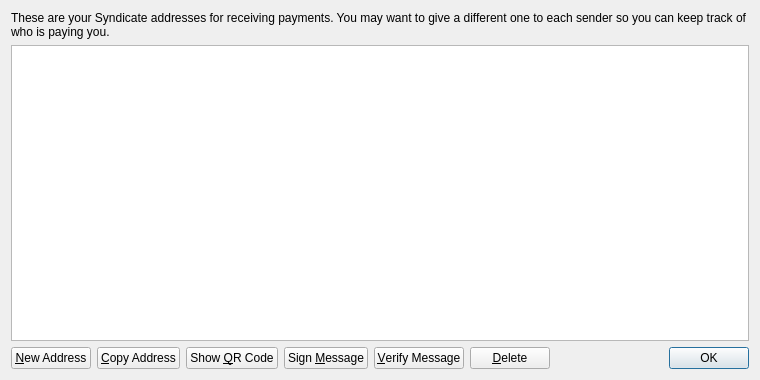
Above: src/qt/forms/addressbookpage.ui from thibetabc/SyndicateQT before the change. Below: the same form after it.
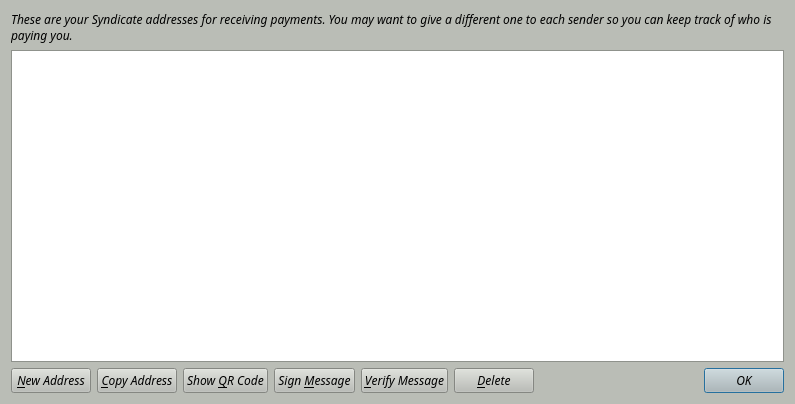
That is the form after the change.

Patch:
```diff
--- a/src/qt/forms/addressbookpage.ui
+++ b/src/qt/forms/addressbookpage.ui
@@ -6,10 +6,431 @@
    <rect>
     <x>0</x>
     <y>0</y>
-    <width>760</width>
-    <height>380</height>
+    <width>795</width>
+    <height>404</height>
    </rect>
   </property>
+  <property name="palette">
+   <palette>
+    <active>
+     <colorrole role="WindowText">
+      <brush brushstyle="SolidPattern">
+       <color alpha="255">
+        <red>0</red>
+        <green>0</green>
+        <blue>0</blue>
+       </color>
+      </brush>
+     </colorrole>
+     <colorrole role="Button">
+      <brush brushstyle="SolidPattern">
+       <color alpha="255">
+        <red>186</red>
+        <green>189</green>
+        <blue>182</blue>
+       </color>
+      </brush>
+     </colorrole>
+     <colorrole role="Light">
+      <brush brushstyle="SolidPattern">
+       <color alpha="255">
+        <red>255</red>
+        <green>255</green>
+        <blue>255</blue>
+       </color>
+      </brush>
+     </colorrole>
+     <colorrole role="Midlight">
+      <brush brushstyle="SolidPattern">
+       <color alpha="255">
+        <red>220</red>
+        <green>222</green>
+        <blue>218</blue>
+       </color>
+      </brush>
+     </colorrole>
+     <colorrole role="Dark">
+      <brush brushstyle="SolidPattern">
+       <color alpha="255">
+        <red>93</red>
+        <green>94</green>
+        <blue>91</blue>
+       </color>
+      </brush>
+     </colorrole>
+     <colorrole role="Mid">
+      <brush brushstyle="SolidPattern">
+       <color alpha="255">
+        <red>124</red>
+        <green>126</green>
+        <blue>121</blue>
+       </color>
+      </brush>
+     </colorrole>
+     <colorrole role="Text">
+      <brush brushstyle="SolidPattern">
+       <color alpha="255">
+        <red>0</red>
+        <green>0</green>
+        <blue>0</blue>
+       </color>
+      </brush>
+     </colorrole>
+     <colorrole role="BrightText">
+      <brush brushstyle="SolidPattern">
+       <color alpha="255">
+        <red>255</red>
+        <green>255</green>
+        <blue>255</blue>
+       </color>
+      </brush>
+     </colorrole>
+     <colorrole role="ButtonText">
+      <brush brushstyle="SolidPattern">
+       <color alpha="255">
+        <red>0</red>
+        <green>0</green>
+        <blue>0</blue>
+       </color>
+      </brush>
+     </colorrole>
+     <colorrole role="Base">
+      <brush brushstyle="SolidPattern">
+       <color alpha="255">
+        <red>255</red>
+        <green>255</green>
+        <blue>255</blue>
+       </color>
+      </brush>
+     </colorrole>
+     <colorrole role="Window">
+      <brush brushstyle="SolidPattern">
+       <color alpha="255">
+        <red>186</red>
+        <green>189</green>
+        <blue>182</blue>
+       </color>
+      </brush>
+     </colorrole>
+     <colorrole role="Shadow">
+      <brush brushstyle="SolidPattern">
+       <color alpha="255">
+        <red>0</red>
+        <green>0</green>
+        <blue>0</blue>
+       </color>
+      </brush>
+     </colorrole>
+     <colorrole role="AlternateBase">
+      <brush brushstyle="SolidPattern">
+       <color alpha="255">
+        <red>220</red>
+        <green>222</green>
+        <blue>218</blue>
+       </color>
+      </brush>
+     </colorrole>
+     <colorrole role="ToolTipBase">
+      <brush brushstyle="SolidPattern">
+       <color alpha="255">
+        <red>255</red>
+        <green>255</green>
+        <blue>220</blue>
+       </color>
+      </brush>
+     </colorrole>
+     <colorrole role="ToolTipText">
+      <brush brushstyle="SolidPattern">
+       <color alpha="255">
+        <red>0</red>
+        <green>0</green>
+        <blue>0</blue>
+       </color>
+      </brush>
+     </colorrole>
+    </active>
+    <inactive>
+     <colorrole role="WindowText">
+      <brush brushstyle="SolidPattern">
+       <color alpha="255">
+        <red>0</red>
+        <green>0</green>
+        <blue>0</blue>
+       </color>
+      </brush>
+     </colorrole>
+     <colorrole role="Button">
+      <brush brushstyle="SolidPattern">
+       <color alpha="255">
+        <red>186</red>
+        <green>189</green>
+        <blue>182</blue>
+       </color>
+      </brush>
+     </colorrole>
+     <colorrole role="Light">
+      <brush brushstyle="SolidPattern">
+       <color alpha="255">
+        <red>255</red>
+        <green>255</green>
+        <blue>255</blue>
+       </color>
+      </brush>
+     </colorrole>
+     <colorrole role="Midlight">
+      <brush brushstyle="SolidPattern">
+       <color alpha="255">
+        <red>220</red>
+        <green>222</green>
+        <blue>218</blue>
+       </color>
+      </brush>
+     </colorrole>
+     <colorrole role="Dark">
+      <brush brushstyle="SolidPattern">
+       <color alpha="255">
+        <red>93</red>
+        <green>94</green>
+        <blue>91</blue>
+       </color>
+      </brush>
+     </colorrole>
+     <colorrole role="Mid">
+      <brush brushstyle="SolidPattern">
+       <color alpha="255">
+        <red>124</red>
+        <green>126</green>
+        <blue>121</blue>
+       </color>
+      </brush>
+     </colorrole>
+     <colorrole role="Text">
+      <brush brushstyle="SolidPattern">
+       <color alpha="255">
+        <red>0</red>
+        <green>0</green>
+        <blue>0</blue>
+       </color>
+      </brush>
+     </colorrole>
+     <colorrole role="BrightText">
+      <brush brushstyle="SolidPattern">
+       <color alpha="255">
+        <red>255</red>
+        <green>255</green>
+        <blue>255</blue>
+       </color>
+      </brush>
+     </colorrole>
+     <colorrole role="ButtonText">
+      <brush brushstyle="SolidPattern">
+       <color alpha="255">
+        <red>0</red>
+        <green>0</green>
+        <blue>0</blue>
+       </color>
+      </brush>
+     </colorrole>
+     <colorrole role="Base">
+      <brush brushstyle="SolidPattern">
+       <color alpha="255">
+        <red>255</red>
+        <green>255</green>
+        <blue>255</blue>
+       </color>
+      </brush>
+     </colorrole>
+     <colorrole role="Window">
+      <brush brushstyle="SolidPattern">
+       <color alpha="255">
+        <red>186</red>
+        <green>189</green>
+        <blue>182</blue>
+       </color>
+      </brush>
+     </colorrole>
+     <colorrole role="Shadow">
+      <brush brushstyle="SolidPattern">
+       <color alpha="255">
+        <red>0</red>
+        <green>0</green>
+        <blue>0</blue>
+       </color>
+      </brush>
+     </colorrole>
+     <colorrole role="AlternateBase">
+      <brush brushstyle="SolidPattern">
+       <color alpha="255">
+        <red>220</red>
+        <green>222</green>
+        <blue>218</blue>
+       </color>
+      </brush>
+     </colorrole>
+     <colorrole role="ToolTipBase">
+      <brush brushstyle="SolidPattern">
+       <color alpha="255">
+        <red>255</red>
+        <green>255</green>
+        <blue>220</blue>
+       </color>
+      </brush>
+     </colorrole>
+     <colorrole role="ToolTipText">
+      <brush brushstyle="SolidPattern">
+       <color alpha="255">
+        <red>0</red>
+        <green>0</green>
+        <blue>0</blue>
+       </color>
+      </brush>
+     </colorrole>
+    </inactive>
+    <disabled>
+     <colorrole role="WindowText">
+      <brush brushstyle="SolidPattern">
+       <color alpha="255">
+        <red>93</red>
+        <green>94</green>
+        <blue>91</blue>
+       </color>
+      </brush>
+     </colorrole>
+     <colorrole role="Button">
+      <brush brushstyle="SolidPattern">
+       <color alpha="255">
+        <red>186</red>
+        <green>189</green>
+        <blue>182</blue>
+       </color>
+      </brush>
+     </colorrole>
+     <colorrole role="Light">
+      <brush brushstyle="SolidPattern">
+       <color alpha="255">
+        <red>255</red>
+        <green>255</green>
+        <blue>255</blue>
+       </color>
+      </brush>
+     </colorrole>
+     <colorrole role="Midlight">
+      <brush brushstyle="SolidPattern">
+       <color alpha="255">
+        <red>220</red>
+        <green>222</green>
+        <blue>218</blue>
+       </color>
+      </brush>
+     </colorrole>
+     <colorrole role="Dark">
+      <brush brushstyle="SolidPattern">
+       <color alpha="255">
+        <red>93</red>
+        <green>94</green>
+        <blue>91</blue>
+       </color>
+      </brush>
+     </colorrole>
+     <colorrole role="Mid">
+      <brush brushstyle="SolidPattern">
+       <color alpha="255">
+        <red>124</red>
+        <green>126</green>
+        <blue>121</blue>
+       </color>
+      </brush>
+     </colorrole>
+     <colorrole role="Text">
+      <brush brushstyle="SolidPattern">
+       <color alpha="255">
+        <red>93</red>
+        <green>94</green>
+        <blue>91</blue>
+       </color>
+      </brush>
+     </colorrole>
+     <colorrole role="BrightText">
+      <brush brushstyle="SolidPattern">
+       <color alpha="255">
+        <red>255</red>
+        <green>255</green>
+        <blue>255</blue>
+       </color>
+      </brush>
+     </colorrole>
+     <colorrole role="ButtonText">
+      <brush brushstyle="SolidPattern">
+       <color alpha="255">
+        <red>93</red>
+        <green>94</green>
+        <blue>91</blue>
+       </color>
+      </brush>
+     </colorrole>
+     <colorrole role="Base">
+      <brush brushstyle="SolidPattern">
+       <color alpha="255">
+        <red>186</red>
+        <green>189</green>
+        <blue>182</blue>
+       </color>
+      </brush>
+     </colorrole>
+     <colorrole role="Window">
+      <brush brushstyle="SolidPattern">
+       <color alpha="255">
+        <red>186</red>
+        <green>189</green>
+        <blue>182</blue>
+       </color>
+      </brush>
+     </colorrole>
+     <colorrole role="Shadow">
+      <brush brushstyle="SolidPattern">
+       <color alpha="255">
+        <red>0</red>
+        <green>0</green>
+        <blue>0</blue>
+       </color>
+      </brush>
+     </colorrole>
+     <colorrole role="AlternateBase">
+      <brush brushstyle="SolidPattern">
+       <color alpha="255">
+        <red>186</red>
+        <green>189</green>
+        <blue>182</blue>
+       </color>
+      </brush>
+     </colorrole>
+     <colorrole role="ToolTipBase">
+      <brush brushstyle="SolidPattern">
+       <color alpha="255">
+        <red>255</red>
+        <green>255</green>
+        <blue>220</blue>
+       </color>
+      </brush>
+     </colorrole>
+     <colorrole role="ToolTipText">
+      <brush brushstyle="SolidPattern">
+       <color alpha="255">
+        <red>0</red>
+        <green>0</green>
+        <blue>0</blue>
+       </color>
+      </brush>
+     </colorrole>
+    </disabled>
+   </palette>
+  </property>
+  <property name="font">
+   <font>
+    <family>Sawasdee</family>
+    <italic>true</italic>
+   </font>
+  </property>
   <property name="windowTitle">
    <string>Address Book</string>
   </property>
```
Left out of the diff: 4 changed lines with no effect on the pictures.
